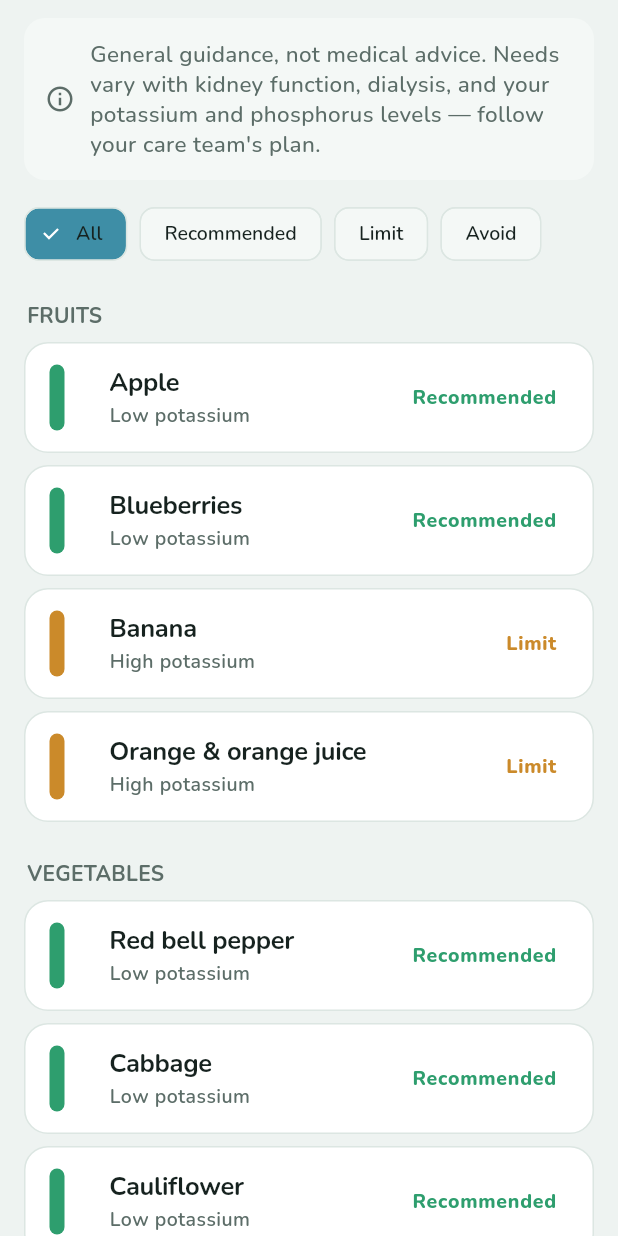
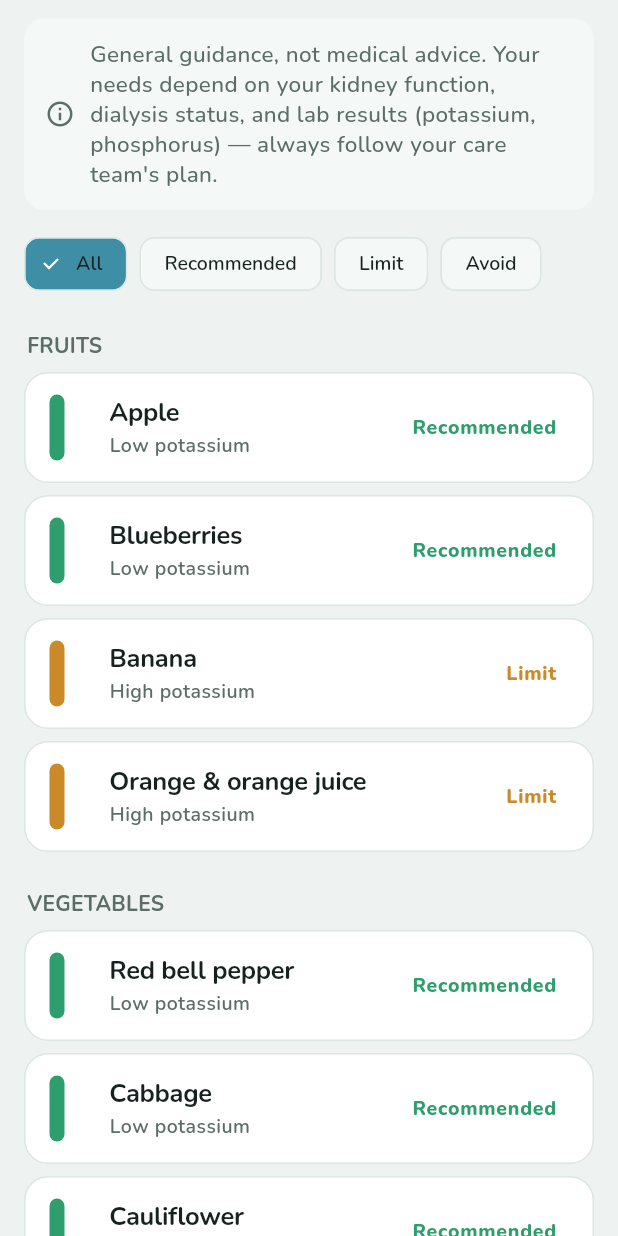
Before and after one commit to PpYCha/ckd_care, a Flutter app: the FoodScreen widget shown alone on an empty page, opened directly, on a phone screen of 412 x 824 dp. Run offline on Flutter 3.47's test engine with Material 3 defaults, Android fonts, the phone set to English and light mode, and no system bars; our stand-ins replace flutter_local_notifications, sqflite, timezone; accounts and stored records are empty.

Commit message:
fix: single shared food disclaimer used on both screens
Final-review finding: the list and detail screens showed different
disclaimer wording. Extract one const kFoodDisclaimer (the plan's verbatim
text) and use it on both, closing the gap and removing duplication.

Co-Authored-By: Claude Opus 4.8 <noreply@anthropic.com>

```diff
--- a/lib/data/food_data.dart
+++ b/lib/data/food_data.dart
@@ -1,4 +1,10 @@
 import 'package:ckd_care/models/food.dart';
+
+/// Shown on every Food entry point. One source so the wording never drifts.
+const String kFoodDisclaimer =
+    'General guidance, not medical advice. Your needs depend on your kidney '
+    'function, dialysis status, and lab results (potassium, phosphorus) — '
+    "always follow your care team's plan.";
 
 /// General CKD-oriented food guidance. Not medical advice — individual needs
 /// vary with kidney function, dialysis status, and lab values.
--- a/lib/screens/food_detail_screen.dart
+++ b/lib/screens/food_detail_screen.dart
@@ -1,4 +1,5 @@
 import 'package:flutter/material.dart';
+import 'package:ckd_care/data/food_data.dart';
 import 'package:ckd_care/models/food.dart';
 
 class FoodDetailScreen extends StatelessWidget {
@@ -71,12 +72,7 @@ class FoodDetailScreen extends StatelessWidget {
               Icon(Icons.info_outline, size: 20, color: cs.onSurfaceVariant),
               const SizedBox(width: 10),
               Expanded(
-                child: Text(
-                  'General guidance, not medical advice. Your needs depend on '
-                  'your kidney function, dialysis status, and lab results '
-                  '(potassium, phosphorus) — always follow your care team\'s plan.',
-                  style: text.bodyMedium,
-                ),
+                child: Text(kFoodDisclaimer, style: text.bodyMedium),
               ),
             ]),
           ),
--- a/lib/screens/food_screen.dart
+++ b/lib/screens/food_screen.dart
@@ -43,12 +43,7 @@ class _FoodScreenState extends State<FoodScreen> {
             Icon(Icons.info_outline, size: 20, color: cs.onSurfaceVariant),
             const SizedBox(width: 10),
             Expanded(
-              child: Text(
-                'General guidance, not medical advice. Needs vary with kidney '
-                'function, dialysis, and your potassium and phosphorus levels — '
-                'follow your care team\'s plan.',
-                style: text.bodyMedium,
-              ),
+              child: Text(kFoodDisclaimer, style: text.bodyMedium),
             ),
           ]),
         ),
```
